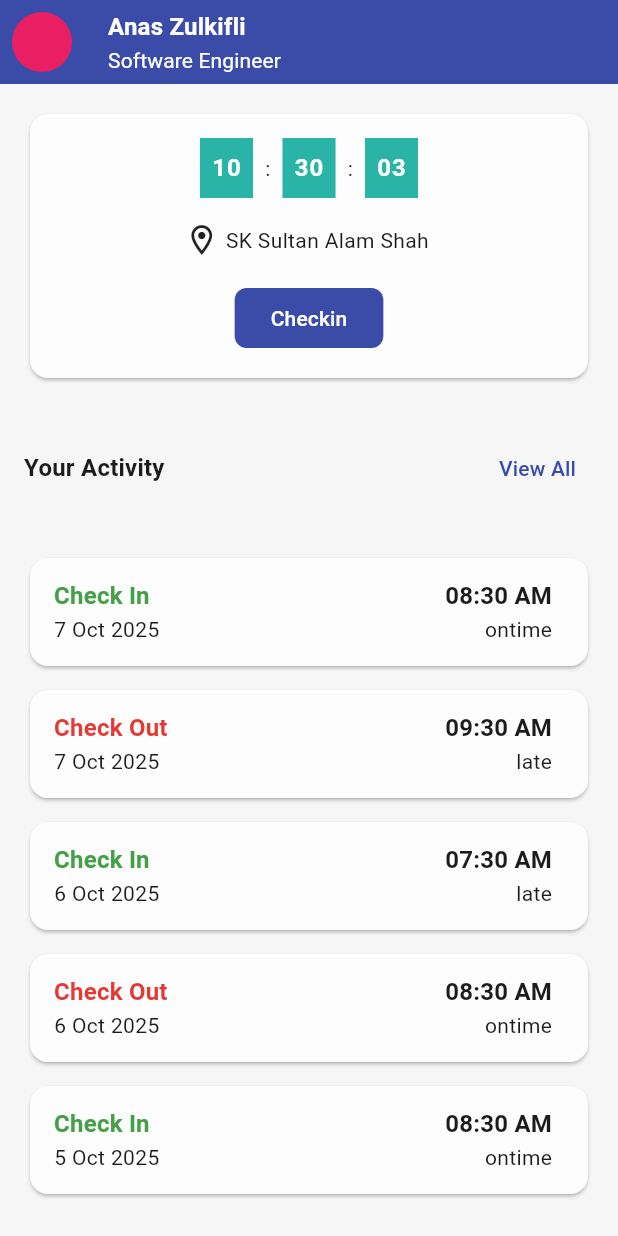
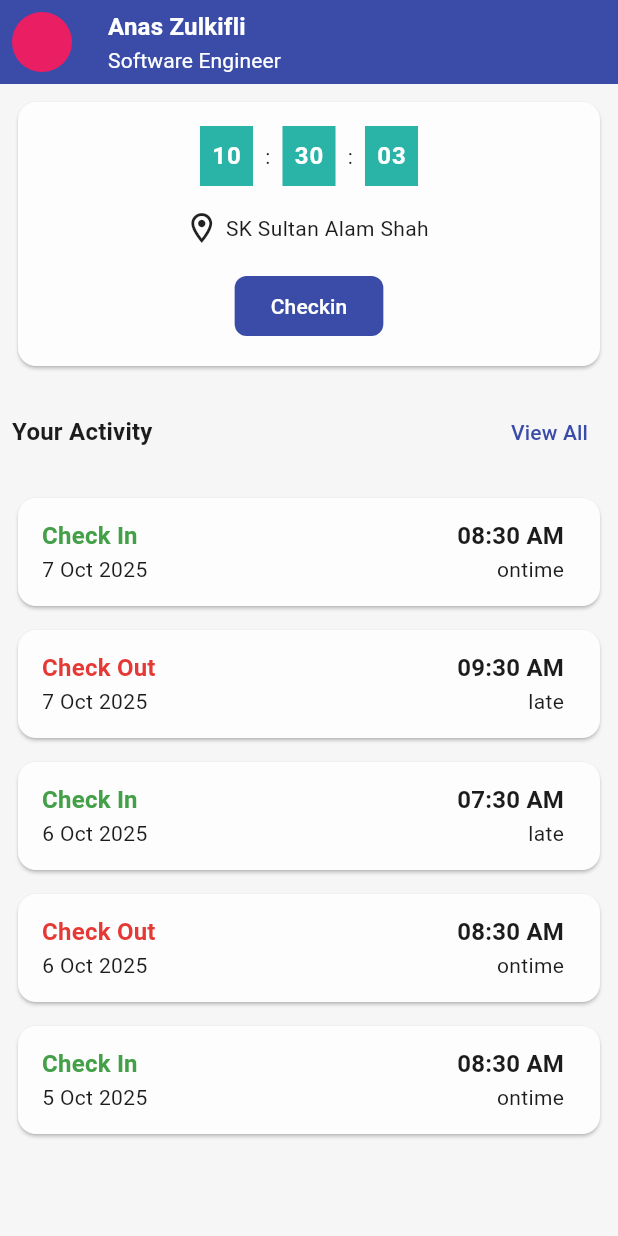
Before and after one commit to Zer0-01/Flutter-Attendance-Application, a Flutter app: the HomeScreen screen opened directly, after a tap on "Checkin", on a phone screen of 412 x 824 dp. Run offline on Flutter 3.47's test engine with Material 3 defaults, Android fonts, the phone set to English and light mode, and no system bars; our stand-ins replace adaptive_theme, auto_route, equatable, flutter_bloc, lottie, shared_preferences; accounts and stored records are empty.

Commit message:
feat: update

```diff
--- a/lib/presentation/screen/home/widgets/activity_list_widget.dart
+++ b/lib/presentation/screen/home/widgets/activity_list_widget.dart
@@ -14,7 +14,7 @@ class ActivityListWidget extends StatelessWidget {
     return BlocBuilder<HomeBloc, HomeState>(
       builder: (context, state) {
         return SliverPadding(
-            padding: const EdgeInsets.all(16),
+            padding: const EdgeInsets.all(8),
             sliver: SliverList.separated(
               itemCount: state.activityList.length,
               separatorBuilder: (context, index) => const SizedBox(
--- a/lib/presentation/screen/home/widgets/clock_widget.dart
+++ b/lib/presentation/screen/home/widgets/clock_widget.dart
@@ -11,7 +11,7 @@ class ClockWidget extends StatelessWidget {
     return BlocBuilder<HomeBloc, HomeState>(
       builder: (context, state) {
         return SliverPadding(
-          padding: const EdgeInsets.all(16),
+          padding: const EdgeInsets.all(8),
           sliver: SliverToBoxAdapter(
             child: SizedBox(
               width: double.infinity,
--- a/lib/presentation/screen/home/widgets/your_activity_widget.dart
+++ b/lib/presentation/screen/home/widgets/your_activity_widget.dart
@@ -7,7 +7,7 @@ class YourActivityWidget extends StatelessWidget {
   @override
   Widget build(BuildContext context) {
     return SliverPadding(
-      padding: const EdgeInsets.all(16),
+      padding: const EdgeInsets.all(8),
       sliver: SliverToBoxAdapter(
         child: Row(
           children: [
```
